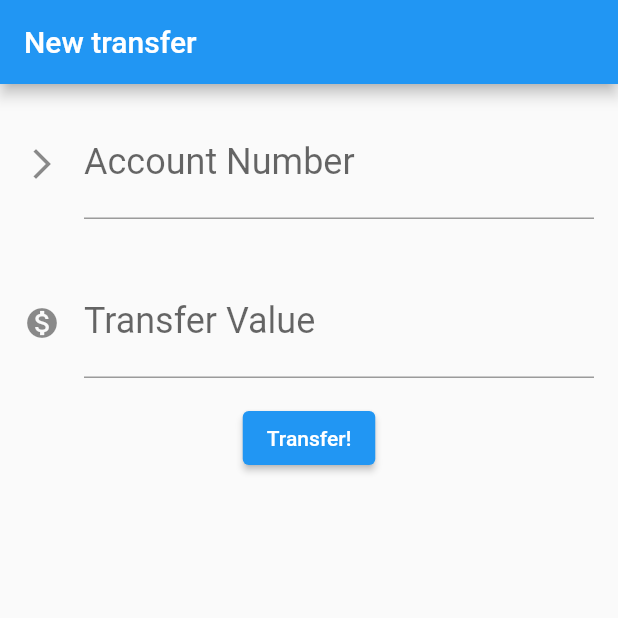
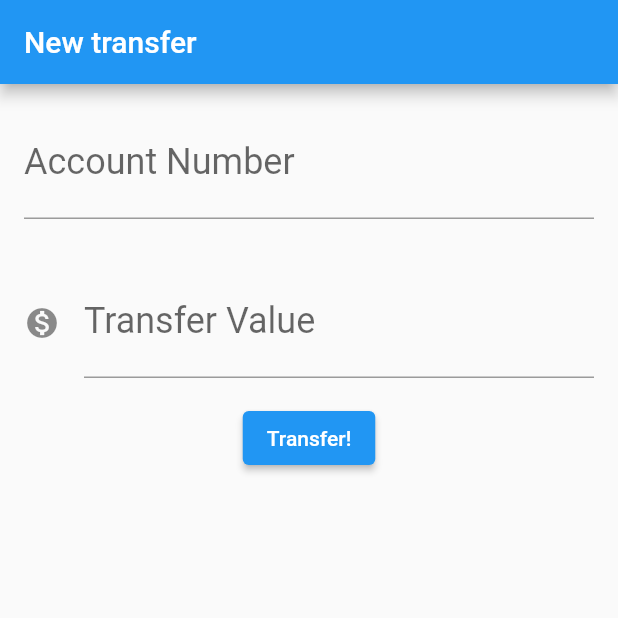
Before and after one commit to KenjiNishi/flutter_alura_fundamentals, a Flutter app: the screen it shows after launch, on a phone screen of 412 x 824 dp, the top half of it. Run offline on Flutter 3.47's test engine with Material 2 defaults, Android fonts, the phone set to English and light mode, and no system bars.

Commit message:
nullable icon

```diff
--- a/lib/main.dart
+++ b/lib/main.dart
@@ -28,10 +28,10 @@ class TransferForm extends StatelessWidget {
         body: Column(
           children: <Widget>[
             Editor(
-                controller: _accountNumberController,
-                label: "Account Number",
-                hint: "00000",
-                icon: Icons.arrow_forward_ios),
+              controller: _accountNumberController,
+              label: "Account Number",
+              hint: "00000",
+            ),
             Editor(
                 controller: _valueController,
                 label: "Transfer Value",
@@ -62,13 +62,13 @@ class Editor extends StatelessWidget {
   final TextEditingController controller;
   final String label;
   final String hint;
-  final IconData icon;
+  final IconData? icon;
 
   Editor(
       {required this.controller,
       required this.label,
       required this.hint,
-      this.icon = Icons.subdirectory_arrow_right});
+      this.icon});
 
   @override
   Widget build(BuildContext context) {
@@ -77,8 +77,10 @@ class Editor extends StatelessWidget {
       child: TextField(
         controller: controller,
         style: TextStyle(fontSize: 24.0),
-        decoration:
-            InputDecoration(labelText: label, hintText: hint, icon: Icon(icon)),
+        decoration: InputDecoration(
+            labelText: label,
+            hintText: hint,
+            icon: icon != null ? Icon(icon) : null),
         keyboardType: TextInputType.number,
       ),
     );
```
